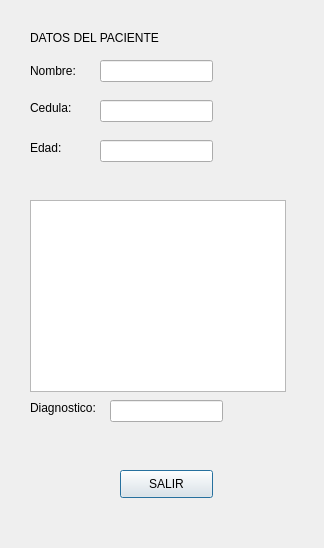
Above: InformacionPaciente.ui from ecruzt/Trabajo-Final before the change. Below: the same form after it.
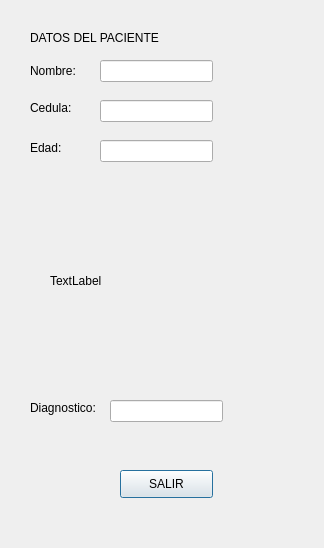
That is the form after the change.

Patch:
```diff
--- a/InformacionPaciente.ui
+++ b/InformacionPaciente.ui
@@ -121,16 +121,6 @@
     </rect>
    </property>
   </widget>
-  <widget class="QGraphicsView" name="ImagenPaciente">
-   <property name="geometry">
-    <rect>
-     <x>30</x>
-     <y>200</y>
-     <width>256</width>
-     <height>192</height>
-    </rect>
-   </property>
-  </widget>
   <widget class="QLabel" name="label_6">
    <property name="geometry">
     <rect>
@@ -157,6 +147,19 @@
     <string>SALIR</string>
    </property>
   </widget>
+  <widget class="QLabel" name="ImagenPaciente">
+   <property name="geometry">
+    <rect>
+     <x>50</x>
+     <y>200</y>
+     <width>221</width>
+     <height>161</height>
+    </rect>
+   </property>
+   <property name="text">
+    <string>TextLabel</string>
+   </property>
+  </widget>
  </widget>
  <resources/>
  <connections/>
```
